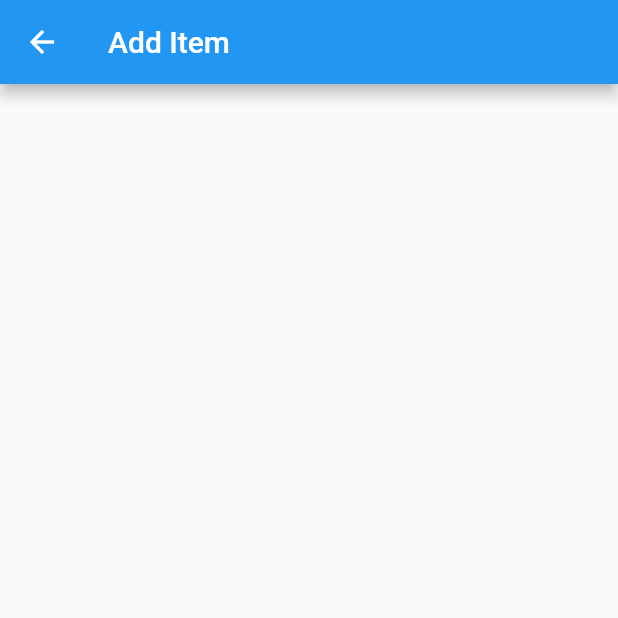
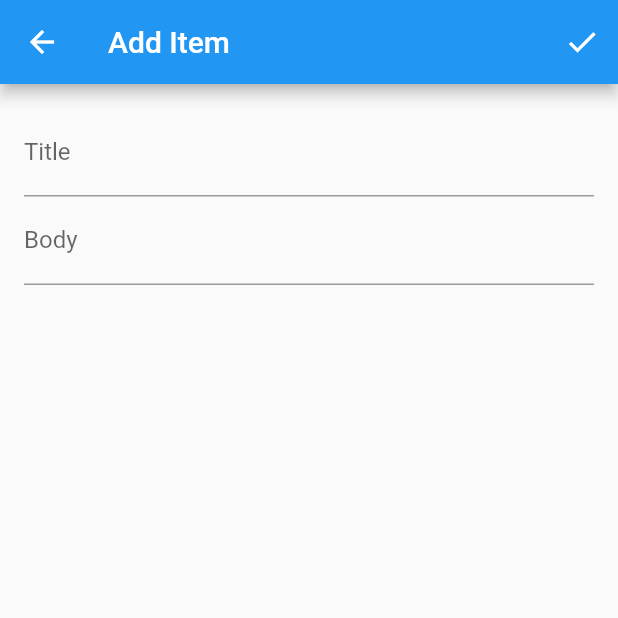
Before and after one commit to VLEIX/CodeLabFirebaseFlutter, a Flutter app: the AddItem screen opened directly, on a phone screen of 412 x 824 dp, the top half of it. Run offline on Flutter 3.47's test engine with Material 2 defaults, Android fonts, the phone set to English and light mode, and no system bars; our stand-ins replace cloud_firestore, firebase_auth, firebase_database, google_sign_in; missing offline and left inert: flutter_facebook_login; accounts and stored records are empty.

Commit message:
dao item

```diff
--- a/lib/main.dart
+++ b/lib/main.dart
@@ -3,6 +3,7 @@ import 'cloud_firestone/survey_baby_name_page.dart';
 import 'authentication/auth_provider.dart';
 import 'authentication/auth.dart';
 import 'authentication/root_page.dart';
+import 'realtime_database/list_items.dart';
 
 void main() => runApp(MyApp());
 
@@ -46,6 +47,10 @@ class MyApp extends StatelessWidget {
                     );
                     break;
                   case 2:
+                    Navigator.push(
+                      context,
+                      MaterialPageRoute(builder: (context) => ListItems()),
+                    );
                     break;
                 }
               },
--- a/lib/realtime_database/add_item.dart
+++ b/lib/realtime_database/add_item.dart
@@ -1,4 +1,5 @@
 import 'package:flutter/material.dart';
+import 'item.dart';
 
 class AddItem extends StatefulWidget {
   @override
@@ -6,13 +7,62 @@ class AddItem extends StatefulWidget {
 }
 
 class _AddItemState extends State<AddItem> {
+  final GlobalKey<FormState> _formKey = GlobalKey<FormState>();
+
+  String _title;
+  String _body;
+
   @override
   Widget build(BuildContext context) {
     return Scaffold(
-      appBar: AppBar(
-        title: Text('Add Item'),
-      ),
-      body: Container(),
-    );
+        appBar: AppBar(
+          title: Text('Add Item'),
+          actions: <Widget>[
+            IconButton(icon: const Icon(Icons.done), onPressed: _pushDone),
+          ],
+        ),
+        body: Container(
+          padding: EdgeInsets.all(16.0),
+          child: Form(
+            key: _formKey,
+            child: Column(
+              crossAxisAlignment: CrossAxisAlignment.start,
+              children: <Widget>[
+                TextFormField(
+                  decoration: InputDecoration(labelText: 'Title'),
+                  validator: (value) =>
+                      value.trim().isEmpty ? 'Title can\'t be empty' : null,
+                  onSaved: (String value) => _title = value,
+                ),
+                TextFormField(
+                  decoration: InputDecoration(labelText: 'Body'),
+                  validator: (value) =>
+                      value.trim().isEmpty ? 'Body can\'t be empty' : null,
+                  onSaved: (String value) => _body = value,
+                ),
+              ],
+            ),
+          ),
+        ));
+  }
+
+  // Private Widgets
+
+  // Private Methods
+  bool _validateAndSave() {
+    final FormState formState = _formKey.currentState;
+    if (formState.validate()) {
+      formState.save();
+      return true;
+    }
+
+    return false;
+  }
+
+  _pushDone() {
+    if (_validateAndSave()) {
+      Item item = Item(_title, _body);
+      Navigator.pop(context, item);
+    }
   }
 }
```
Also changed, not shown: lib/realtime_database/DAO.dart (added, +7 -0 lines), lib/realtime_database/itemDAO.dart (added, +34 -0 lines), lib/realtime_database/list_items.dart (+83 -20 lines), lib/realtime_database/item.dart (renamed from lib/realtime_database/Item.dart).
